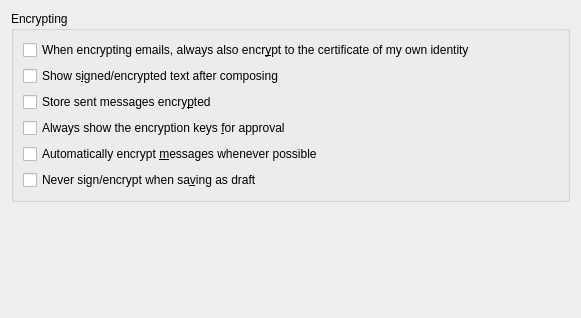
The window that kmail/ui/composercryptoconfiguration.ui (KDE/kdepim) describes before a commit, drawn with Qt 5.
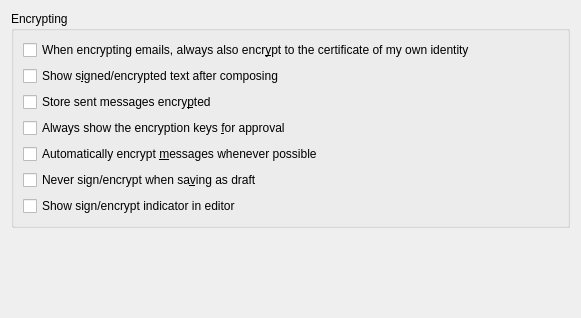
The same window after the commit.

Commit message:
Fix Bug 175441 - Option to hide crypto state indicators
FIXED-IN: 4.14

```diff
--- a/kmail/ui/composercryptoconfiguration.ui
+++ b/kmail/ui/composercryptoconfiguration.ui
@@ -85,6 +85,13 @@
         </property>
        </widget>
       </item>
+      <item>
+       <widget class="QCheckBox" name="mShowEncSignIndicator">
+        <property name="text">
+         <string>Show sign/encrypt indicator in editor</string>
+        </property>
+       </widget>
+      </item>
      </layout>
     </widget>
    </item>
```
The commit also changes 8 other files.
